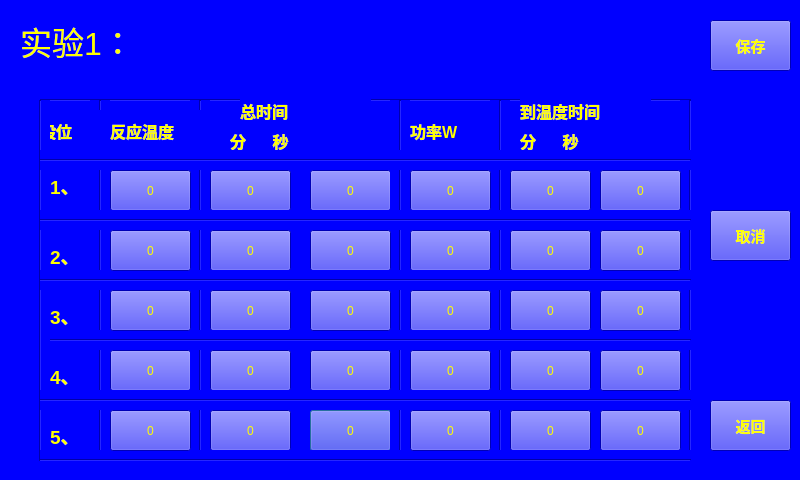
First picture: the form in setting_1.ui, repository wanghao-xznu/untitled2, before the edit.
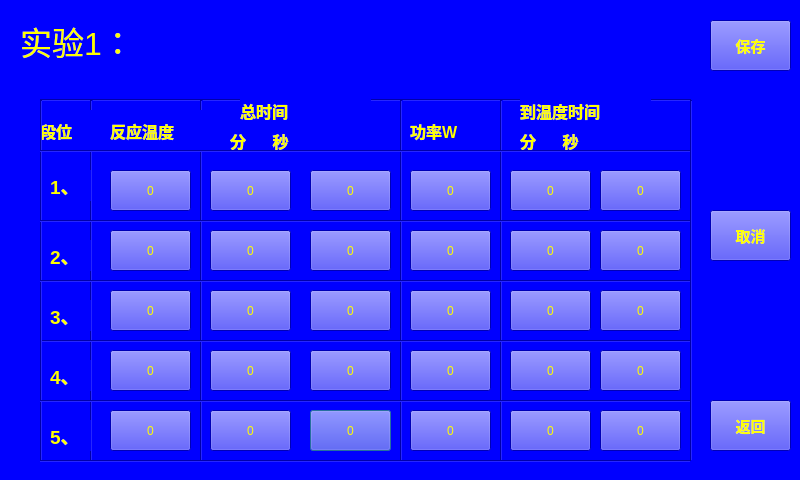
Second picture: the form after the edit.

Commit message: change Line from 20 to 2

Diff of the .ui file:
```diff
--- a/setting_1.ui
+++ b/setting_1.ui
@@ -46,9 +46,9 @@
   <widget class="Line" name="line_13">
    <property name="geometry">
     <rect>
-     <x>490</x>
+     <x>500</x>
      <y>100</y>
-     <width>20</width>
+     <width>3</width>
      <height>361</height>
     </rect>
    </property>
@@ -105,7 +105,7 @@
     <rect>
      <x>90</x>
      <y>100</y>
-     <width>20</width>
+     <width>3</width>
      <height>361</height>
     </rect>
    </property>
@@ -202,9 +202,9 @@
   <widget class="Line" name="line_11">
    <property name="geometry">
     <rect>
-     <x>190</x>
+     <x>200</x>
      <y>100</y>
-     <width>20</width>
+     <width>3</width>
      <height>361</height>
     </rect>
    </property>
@@ -241,9 +241,9 @@
   <widget class="Line" name="line_12">
    <property name="geometry">
     <rect>
-     <x>390</x>
+     <x>400</x>
      <y>100</y>
-     <width>20</width>
+     <width>3</width>
      <height>361</height>
     </rect>
    </property>
@@ -465,10 +465,10 @@
   <widget class="Line" name="line_9">
    <property name="geometry">
     <rect>
-     <x>680</x>
+     <x>690</x>
      <y>100</y>
-     <width>20</width>
-     <height>361</height>
+     <width>3</width>
+     <height>2</height>
     </rect>
    </property>
    <property name="orientation">
@@ -479,9 +479,9 @@
    <property name="geometry">
     <rect>
      <x>40</x>
-     <y>330</y>
+     <y>340</y>
      <width>651</width>
-     <height>20</height>
+     <height>2</height>
     </rect>
    </property>
    <property name="orientation">
@@ -491,9 +491,9 @@
   <widget class="Line" name="line_3">
    <property name="geometry">
     <rect>
-     <x>30</x>
+     <x>40</x>
      <y>100</y>
-     <width>20</width>
+     <width>2</width>
      <height>361</height>
     </rect>
    </property>
@@ -577,9 +577,9 @@
    <property name="geometry">
     <rect>
      <x>40</x>
-     <y>390</y>
+     <y>400</y>
      <width>651</width>
-     <height>20</height>
+     <height>2</height>
     </rect>
    </property>
    <property name="orientation">
@@ -636,9 +636,9 @@
    <property name="geometry">
     <rect>
      <x>40</x>
-     <y>450</y>
+     <y>460</y>
      <width>651</width>
-     <height>20</height>
+     <height>2</height>
     </rect>
    </property>
    <property name="orientation">
@@ -662,9 +662,9 @@
    <property name="geometry">
     <rect>
      <x>40</x>
-     <y>270</y>
+     <y>280</y>
      <width>651</width>
-     <height>20</height>
+     <height>2</height>
     </rect>
    </property>
    <property name="orientation">
@@ -736,7 +736,7 @@
      <x>40</x>
      <y>150</y>
      <width>651</width>
-     <height>20</height>
+     <height>2</height>
     </rect>
    </property>
    <property name="orientation">
@@ -851,9 +851,9 @@
    <property name="geometry">
     <rect>
      <x>40</x>
-     <y>210</y>
+     <y>220</y>
      <width>651</width>
-     <height>20</height>
+     <height>2</height>
     </rect>
    </property>
    <property name="orientation">
@@ -900,6 +900,19 @@
     <string>返回</string>
    </property>
   </widget>
+  <widget class="Line" name="line_14">
+   <property name="geometry">
+    <rect>
+     <x>690</x>
+     <y>100</y>
+     <width>3</width>
+     <height>361</height>
+    </rect>
+   </property>
+   <property name="orientation">
+    <enum>Qt::Vertical</enum>
+   </property>
+  </widget>
  </widget>
  <resources/>
  <connections/>
```
The commit also changes 10 other files.
